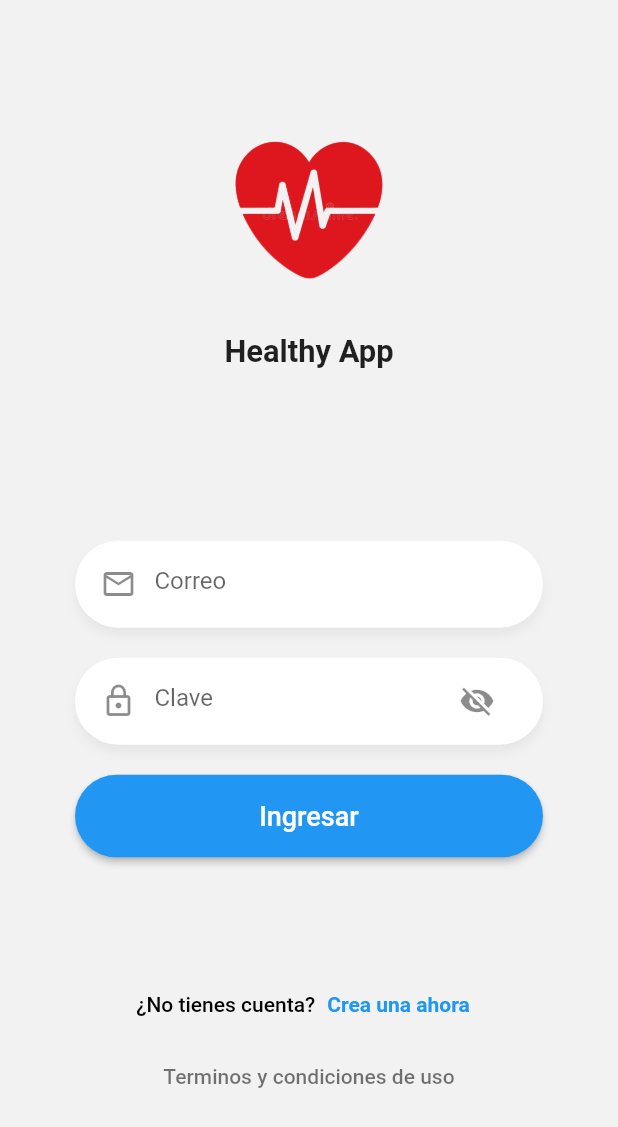
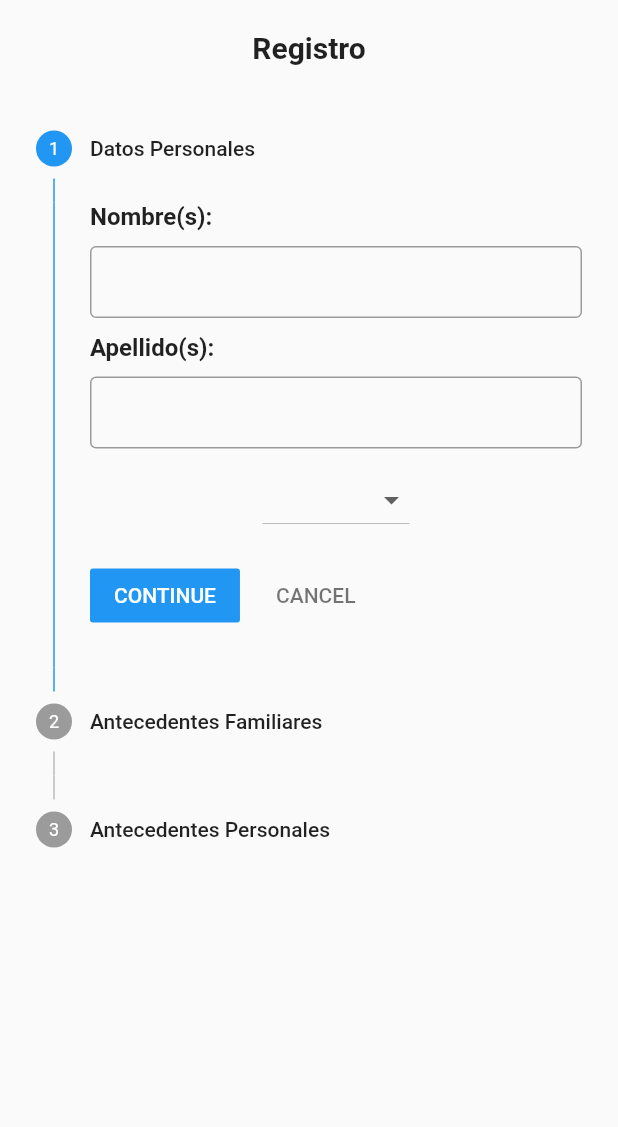
Before and after one commit to Nirc22/AppSaludable, a Flutter app: the screen it shows after launch, after a tap on "Crea una ahora", on a phone screen of 412 x 824 dp. Shown: the top 1127 px of the screen. Run offline on Flutter 3.47's test engine with Material 2 defaults, Android fonts, the phone set to English and light mode, and no system bars.

Commit message:
Diseño Pagina de Registro

```diff
--- a/lib/pages/register.dart
+++ b/lib/pages/register.dart
@@ -6,11 +6,173 @@ class RegisterPage extends StatelessWidget {
   @override
   Widget build(BuildContext context) {
     return Scaffold(
-      body: Container(
-        child: Center(
-          child: Text("Register"),
+      body: SafeArea(
+        child: Container(
+          child: Column(
+            children: [
+              _LabelRegistro(),
+              Expanded(
+                child: Formularios(),
+              ),
+            ],
+          ),
         ),
       ),
     );
   }
 }
+
+class Formularios extends StatefulWidget {
+  const Formularios({
+    Key? key,
+  }) : super(key: key);
+
+  @override
+  State<Formularios> createState() => _FormulariosState();
+}
+
+class _FormulariosState extends State<Formularios> {
+  final nombresCtrl = TextEditingController();
+  final apellidosCtrl = TextEditingController();
+  int _currentStep = 0;
+  @override
+  Widget build(BuildContext context) {
+    return Stepper(
+      type: StepperType.vertical,
+      onStepTapped: (value) {
+        _currentStep = value;
+        setState(() {});
+      },
+      onStepCancel: () {
+        if (_currentStep == 0) {
+          Navigator.pushNamed(context, "login");
+        } else if (_currentStep >= 1) {
+          _currentStep--;
+          setState(() {});
+        }
+      },
+      onStepContinue: () {
+        if (_currentStep < 2) {
+          _currentStep++;
+          setState(() {});
+        }
+      },
+      currentStep: _currentStep,
+      steps: [
+        Step(
+          title: const Text(
+            "Datos Personales",
+          ),
+          isActive: _currentStep >= 0,
+          state: _currentStep > 0 ? StepState.complete : StepState.indexed,
+          content: Column(
+            children: [
+              CustomStepperInput(
+                label: "Nombre(s):",
+                textController: nombresCtrl,
+              ),
+              CustomStepperInput(
+                label: "Apellido(s):",
+                textController: nombresCtrl,
+              ),
+              DropdownButton(
+                items: [
+                  DropdownMenuItem(
+                    child: Text("Masculino"),
+                    value: "Masculino",
+                  ),
+                  DropdownMenuItem(
+                    child: Text("Femenino"),
+                    value: "Femenino",
+                  ),
+                ],
+                onChanged: (String? value) {
+                  print(value);
+                },
+              )
+            ],
+          ),
+        ),
+        Step(
+          title: const Text(
+            "Antecedentes Familiares",
+          ),
+          isActive: _currentStep >= 1,
+          state: _currentStep > 1 ? StepState.complete : StepState.indexed,
+          content: Container(),
+        ),
+        Step(
+          title: const Text(
+            "Antecedentes Personales",
+          ),
+          isActive: _currentStep >= 2,
+          state: _currentStep > 2 ? StepState.complete : StepState.indexed,
+          content: Container(),
+        ),
+      ],
+    );
+  }
+}
+
+class CustomStepperInput extends StatelessWidget {
+  final String label;
+  final TextEditingController textController;
+  final TextInputType keyboardType;
+
+  const CustomStepperInput({
+    Key? key,
+    required this.label,
+    required this.textController,
+    this.keyboardType = TextInputType.text,
+  }) : super(key: key);
+
+  @override
+  Widget build(BuildContext context) {
+    return Container(
+      margin: const EdgeInsets.only(bottom: 10),
+      child: Column(
+        crossAxisAlignment: CrossAxisAlignment.start,
+        children: [
+          Text(
+            label,
+            style: const TextStyle(fontWeight: FontWeight.bold, fontSize: 16),
+          ),
+          const SizedBox(
+            height: 10,
+          ),
+          TextField(
+            controller: textController,
+            keyboardType: keyboardType,
+            decoration: const InputDecoration(
+              contentPadding:
+                  EdgeInsets.symmetric(vertical: 10, horizontal: 15),
+              border: OutlineInputBorder(
+                borderSide: BorderSide(width: 1),
+              ),
+            ),
+          ),
+        ],
+      ),
+    );
+  }
+}
+
+class _LabelRegistro extends StatelessWidget {
+  const _LabelRegistro({
+    Key? key,
+  }) : super(key: key);
+
+  @override
+  Widget build(BuildContext context) {
+    return Container(
+      padding: const EdgeInsets.all(20),
+      child: const Text(
+        "Registro",
+        style: TextStyle(
+          fontSize: 20,
+          fontWeight: FontWeight.bold,
+        ),
+      ),
+    );
+  }
+}
--- a/lib/widgets/custom_input.dart
+++ b/lib/widgets/custom_input.dart
@@ -21,7 +21,13 @@ class CustomInput extends StatefulWidget {
 }
 
 class _CustomInputState extends State<CustomInput> {
-  bool hiddenValue = false;
+  late bool hiddenValue;
+
+  @override
+  void initState() {
+    hiddenValue = widget.isPassword ? true : false;
+    super.initState();
+  }
 
   @override
   Widget build(BuildContext context) {
--- a/lib/widgets/labels.dart
+++ b/lib/widgets/labels.dart
@@ -17,7 +17,9 @@ class Labels extends StatelessWidget {
                     TextStyle(color: Colors.black, fontWeight: FontWeight.w500),
               ),
               TextButton(
-                onPressed: () {},
+                onPressed: () {
+                  Navigator.pushNamed(context, "register");
+                },
                 child: const Text(
                   "Crea una ahora",
                   style: TextStyle(fontWeight: FontWeight.bold),
```
